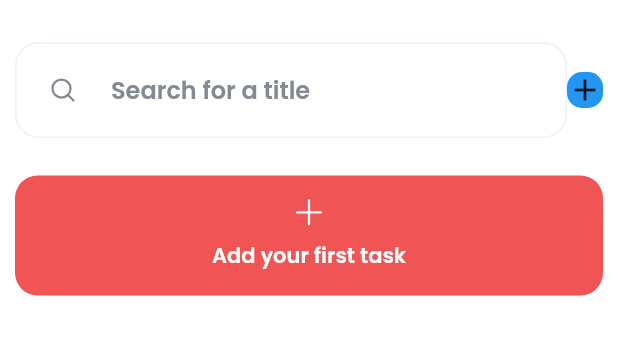
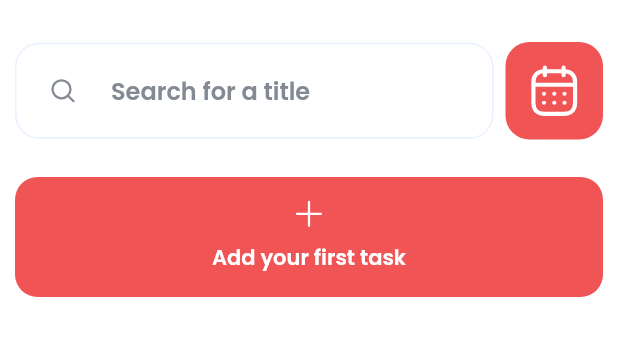
Before and after one commit to AgusDharmaUDEL93/tasker-RPL, a Flutter app: the SearchTaskPage screen opened by its route, on a phone screen of 412 x 824 dp, the part 72-428 px from its top. Run offline on Flutter 3.47's test engine with Material 2 defaults, Android fonts, the phone set to English and light mode, and no system bars; our stand-ins replace flutter_svg, get_it, google_fonts, hive, hive_flutter; missing offline and left inert: msh_checkbox; accounts and stored records are empty.

Commit message:
feat: add calendar to the custom searchbar in the search_task_page to filter the tasks by date

```diff
--- a/lib/layers/presentation/ui/pages/search_task/components/custom_searchbar.dart
+++ b/lib/layers/presentation/ui/pages/search_task/components/custom_searchbar.dart
@@ -60,17 +60,25 @@ class _CustomSearchBarState extends State<CustomSearchBar> {
             ),
           ),
         ),
+        const SizedBox(width: 8),
         Expanded(
           flex: 0,
           child: InkWell(
             onTap: () {},
             child: Container(
+              height: 65,
+              width: 65,
               decoration: BoxDecoration(
-                borderRadius: BorderRadius.circular(10),
-                color: Colors.blue,
+                borderRadius: BorderRadius.circular(16),
+                color: kPrimaryColor,
               ),
-              child: Center(
-                child: Icon(Icons.add),
+              child: Padding(
+                padding: const EdgeInsets.all(14),
+                child: SvgPicture.asset(
+                  'assets/icons/calendar-icon.svg',
+                  height: 25,
+                  color: kMainBackground,
+                ),
               ),
             ),
           ),
```
Also changed, not shown: lib/layers/presentation/ui/widgets/task_card_widget.dart (+10 -4 lines).
